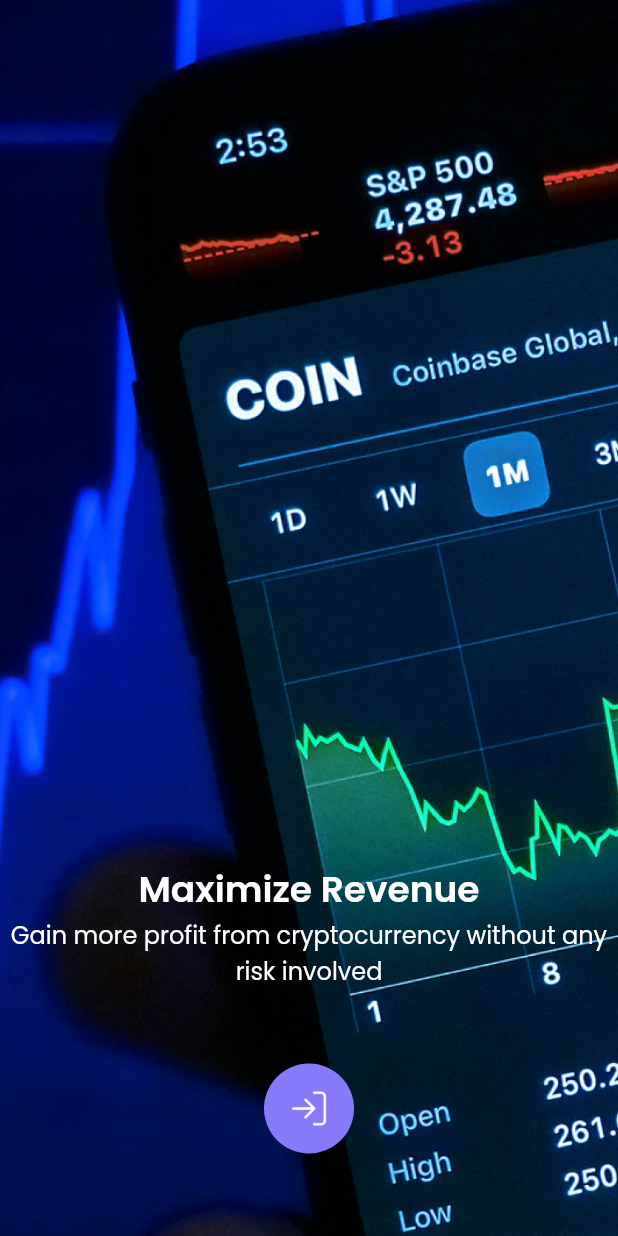
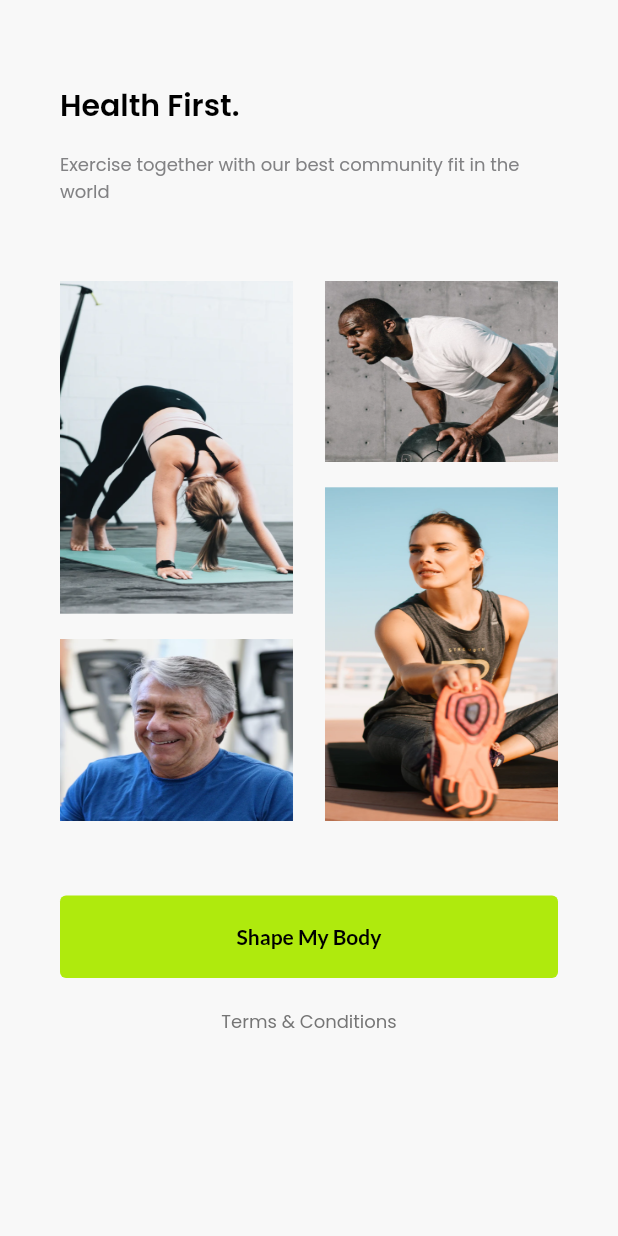
Before and after one commit to rizkitriandani/flutter_ui_challenge, a Flutter app: the screen it shows after launch, on a phone screen of 412 x 824 dp. Run offline on Flutter 3.47's test engine with Material 2 defaults, Android fonts, the phone set to English and light mode, and no system bars; our stand-ins replace google_fonts.

Commit message:
Day 2 done.

```diff
--- a/lib/main.dart
+++ b/lib/main.dart
@@ -1,6 +1,7 @@
 import 'package:flutter/material.dart';
 import 'package:flutter_ui_challenge/pages/first_get_started.dart';
 import 'package:flutter_ui_challenge/pages/first_splash.dart';
+import 'package:flutter_ui_challenge/pages/second_get_started.dart';
 import 'package:flutter_ui_challenge/pages/second_splash.dart';
 import 'package:flutter_ui_challenge/pages/ui_buttons.dart';
 
@@ -15,7 +16,8 @@ class SevenDays extends StatelessWidget {
       debugShowCheckedModeBanner: false,
       // home: FirstSplash(),
       // home: SecondSplash(),
-      home: FirstGetStarted(),
+      // home: FirstGetStarted(),
+      home: SecondGetStarted(),
       // home: UIButtonShowCase(),
     );
   }
--- a/lib/pages/first_get_started.dart
+++ b/lib/pages/first_get_started.dart
@@ -23,16 +23,21 @@ class FirstGetStarted extends StatelessWidget {
                 Text('Maximize Revenue',
                     style: GoogleFonts.poppins(
                       color: Colors.white,
-                      fontSize: 24,
+                      fontSize: 20,
                       fontWeight: FontWeight.w600,
                     )),
-                Text(
-                  'Gain more profit from cryptocurrency without any risk involved',
-                  style: GoogleFonts.poppins(
-                    color: Colors.white,
-                    fontSize: 16,
+                Padding(
+                  padding: const EdgeInsets.symmetric(horizontal:
+                  10),
+                  child: Text(
+                    'Gain more profit from cryptocurrency without any risk involved',
+                    style: GoogleFonts.poppins(
+                      color: Colors.white,
+                      fontSize: 14,
+                    ),
+                    textAlign: TextAlign.center,
+
                   ),
-                  textAlign: TextAlign.center,
                 ),
                 const SizedBox(height: 50),
                 SizedBox(
--- /dev/null
+++ b/lib/pages/second_get_started.dart
@@ -0,0 +1,80 @@
+import 'package:flutter/material.dart';
+import 'package:google_fonts/google_fonts.dart';
+
+class SecondGetStarted extends StatelessWidget {
+  const SecondGetStarted({Key? key}) : super(key: key);
+
+  @override
+  Widget build(BuildContext context) {
+    return Scaffold(
+      backgroundColor: const Color(0xffF8F8F8),
+      body: Padding(
+        padding: const EdgeInsets.fromLTRB(40, 55, 40, 0),
+        child: Column(
+          // mainAxisAlignment: MainAxisAlignment.start,
+          crossAxisAlignment: CrossAxisAlignment.start,
+          children: [
+            Text(
+              'Health First.',
+              style: GoogleFonts.poppins(
+                  color: Colors.black,
+                  fontSize: 20,
+                  fontWeight: FontWeight.w600),
+              textAlign: TextAlign.start,
+            ),
+            const SizedBox(height: 16),
+            Text(
+              'Exercise together with our best community fit in the world',
+              style: GoogleFonts.poppins(
+                color: const Color(0xff828284),
+                fontSize: 12,
+              ),
+            ),
+
+            Container(
+              margin: const EdgeInsets.only(top: 50),
+              width: double.infinity,
+              height: 360,
+              decoration: const BoxDecoration(
+                  image: DecorationImage(
+                      image: AssetImage('assets/gallery.png'),
+                      fit: BoxFit.fill)),
+            ),
+
+             Container(
+                width: double.infinity,
+                height: 55,
+                margin: const EdgeInsets.only(top: 50,bottom: 20),
+                child: TextButton(
+                  onPressed: () {},
+                  style: TextButton.styleFrom(
+                      backgroundColor: const Color(0xffAFEA0D),
+                          ),
+                  child: Text(
+                    "Shape My Body",
+                    style: GoogleFonts.lato(
+                      color: Colors.black,
+                      fontWeight: FontWeight.w600,
+                      fontSize: 14,
+
+                    ),
+                  ),
+                ),
+              ),
+
+
+              Container(
+                alignment: Alignment.center,
+                child: Text('Terms & Conditions', style:GoogleFonts.poppins(
+                  color:const Color(0xff757575),
+                  fontSize: 12,
+                ),
+                textAlign: TextAlign.center,
+                ),
+              )
+          ],
+        ),
+      ),
+    );
+  }
+}
```
Also changed, not shown: assets/gallery.png (added).
